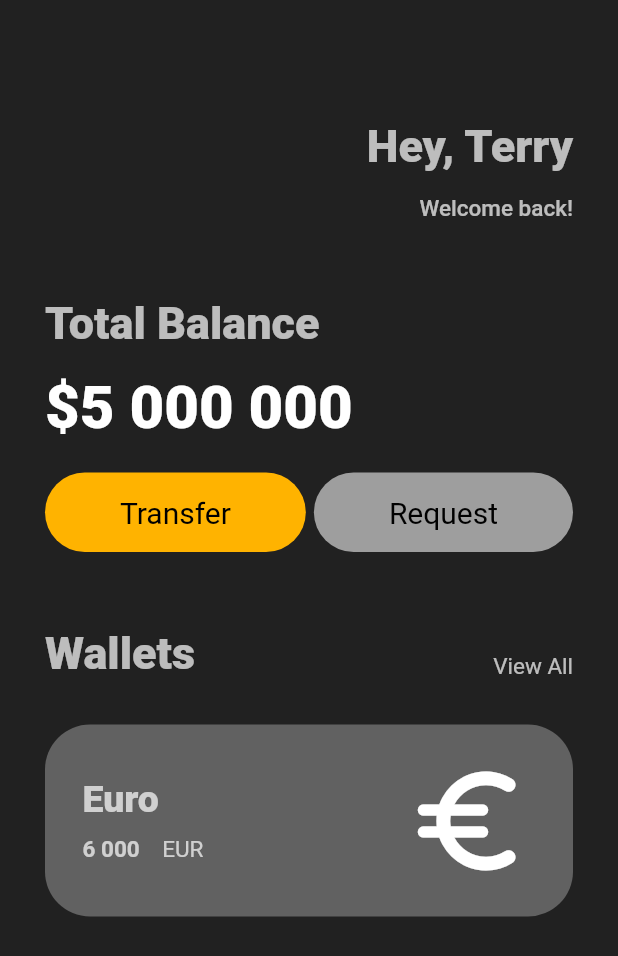
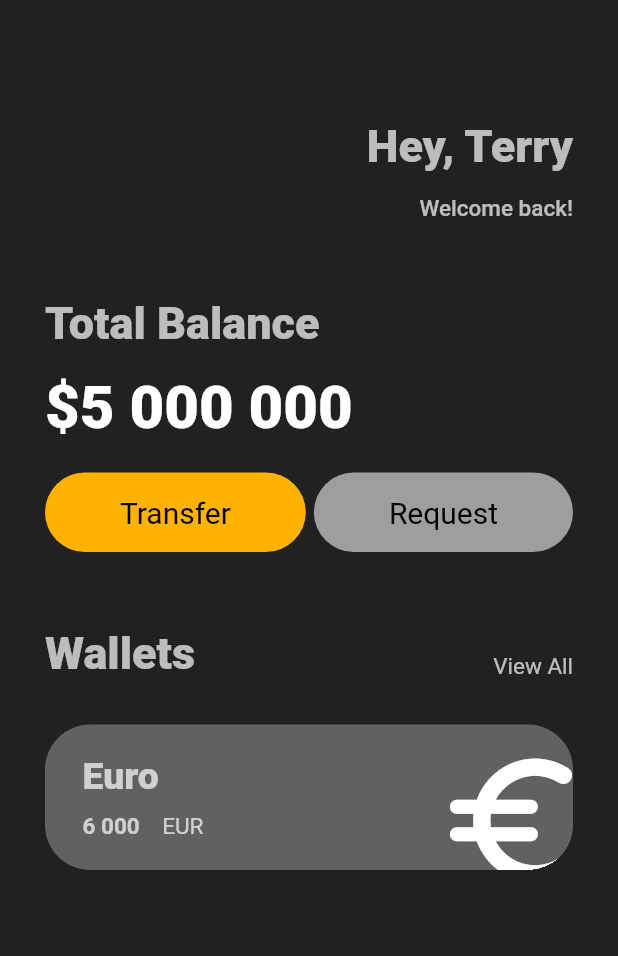
Before and after one commit to geepum/toonflix, a Flutter app: the screen it shows after launch, on a phone screen of 412 x 824 dp. Shown: the top 956 px of the screen. Run offline on Flutter 3.47's test engine with Material 2 defaults, Android fonts, the phone set to English and light mode, and no system bars.

Commit message:
finished 3.7 Icons and Transformations

```diff
--- a/lib/main.dart
+++ b/lib/main.dart
@@ -124,6 +124,7 @@ class MyApp extends StatelessWidget {
                 height: 30.0,
               ),
               Container(
+                clipBehavior: Clip.hardEdge,
                 decoration: BoxDecoration(
                   color: Colors.grey[700],
                   borderRadius: BorderRadius.circular(30.0),
@@ -175,10 +176,16 @@ class MyApp extends StatelessWidget {
                           ),
                         ],
                       ),
-                      const Icon(
-                        Icons.euro_rounded,
-                        color: Colors.white,
-                        size: 88,
+                      Transform.scale(
+                        scale: 2.2,
+                        child: Transform.translate(
+                          offset: const Offset(5, 7),
+                          child: const Icon(
+                            Icons.euro_rounded,
+                            color: Colors.white,
+                            size: 50.0,
+                          ),
+                        ),
                       ),
                     ],
                   ),
```
